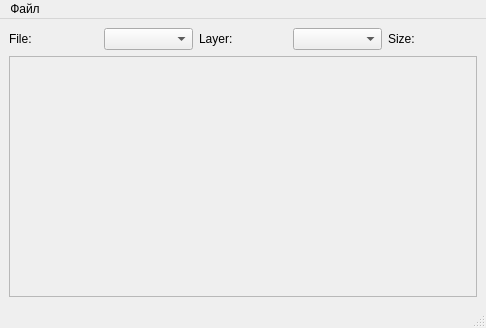
Old version of the form mainwindow.ui in the repository kootaa1/Pyramid.
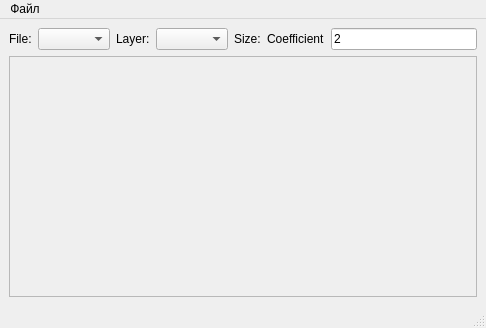
New version of the form.

Commit message:
added opportunity to make custom coefficient value
added opportunity to make custom coefficient value

The edit to the form file:
```diff
--- a/mainwindow.ui
+++ b/mainwindow.ui
@@ -50,6 +50,26 @@
         </property>
        </widget>
       </item>
+      <item>
+       <widget class="QLabel" name="label">
+        <property name="text">
+         <string>Coefficient</string>
+        </property>
+       </widget>
+      </item>
+      <item>
+       <widget class="QLineEdit" name="coefficientEdit">
+        <property name="enabled">
+         <bool>true</bool>
+        </property>
+        <property name="inputMask">
+         <string notr="true"/>
+        </property>
+        <property name="text">
+         <string notr="true">2</string>
+        </property>
+       </widget>
+      </item>
      </layout>
     </item>
     <item>
```
The commit also changes 3 other files.
